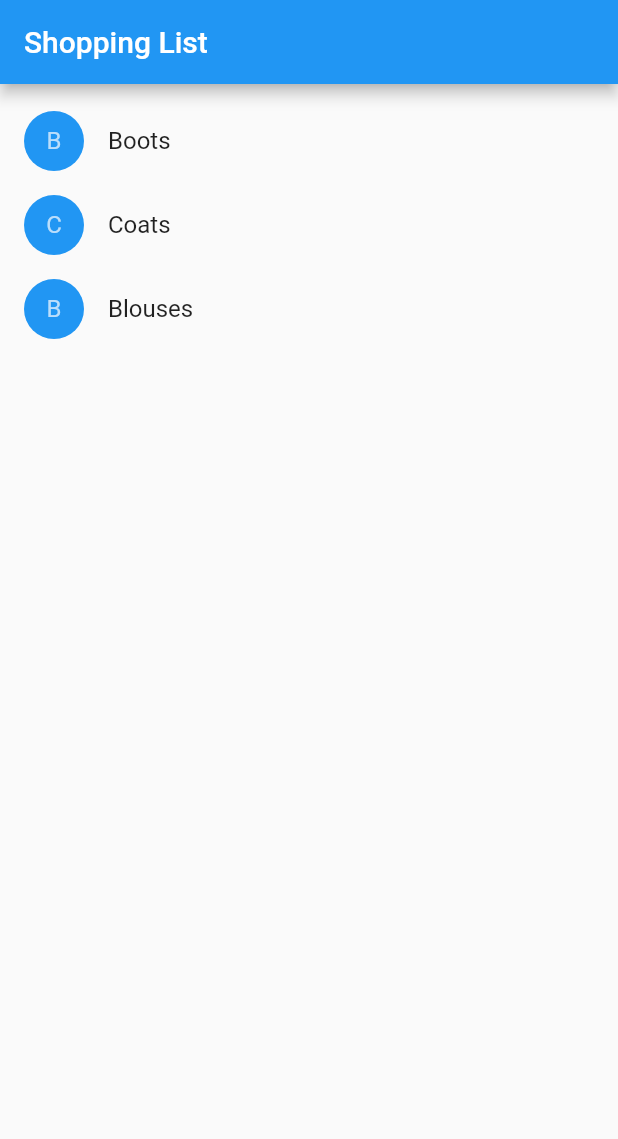
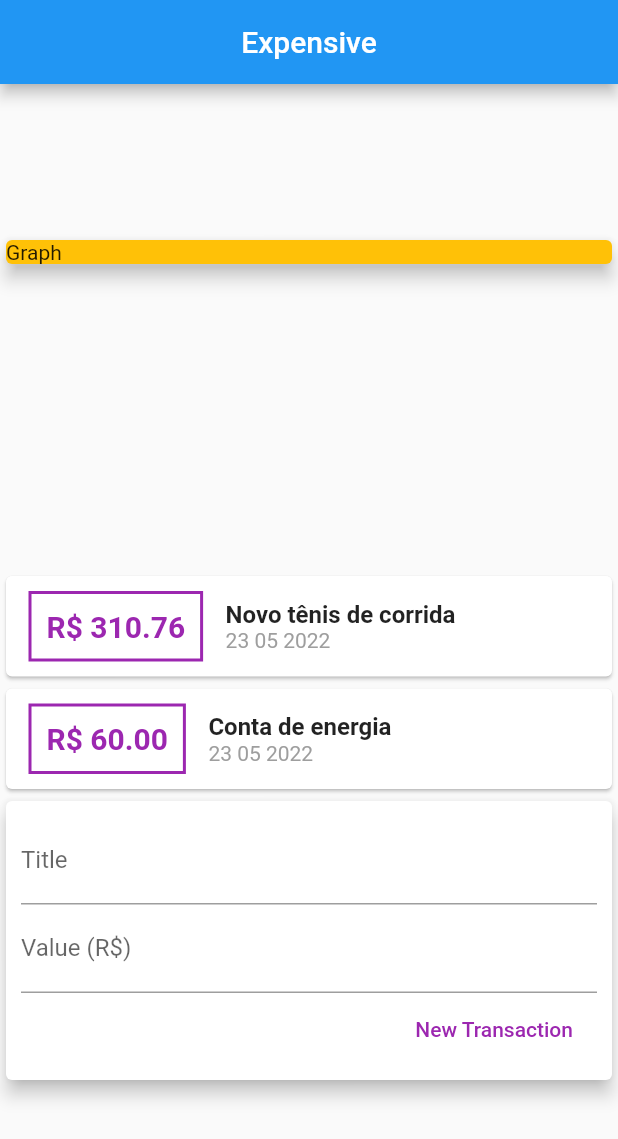
Before and after one commit to ga-brielcastro/flutter_study, a Flutter app: the screen it shows after launch, on a phone screen of 412 x 824 dp. Shown: the top 1139 px of the screen. Run offline on Flutter 3.47's test engine with Material 2 defaults, Android fonts, the phone set to English and light mode, and no system bars.

Commit message:
start app expensive

```diff
--- a/lib/button.dart
+++ /dev/null
@@ -1,25 +0,0 @@
-import 'package:flutter/material.dart';
-
-class MyButton extends StatelessWidget {
-  late VoidCallback method;
-
-  MyButton({
-    Key? key,
-    required method,
-  }) : super(key: key);
-
-  @override
-  Widget build(BuildContext context) {
-    return GestureDetector(
-      onTap: () => method,
-      child: Container(
-        padding: const EdgeInsets.all(10),
-        decoration: BoxDecoration(
-          color: Colors.blue[300],
-          borderRadius: BorderRadius.circular(8),
-        ),
-        child: const Text('OK'),
-      ),
-    );
-  }
-}
--- /dev/null
+++ b/lib/components/transaction_form.dart
@@ -0,0 +1,55 @@
+import 'package:flutter/material.dart';
+
+class TransactionForm extends StatelessWidget {
+  TransactionForm({Key? key, required this.onSubmit}) : super(key: key);
+
+  final titleController = TextEditingController();
+  final valueController = TextEditingController();
+
+  final void Function(String, double) onSubmit;
+
+  @override
+  Widget build(BuildContext context) {
+    return Card(
+      elevation: 5,
+      child: Padding(
+        padding: const EdgeInsets.all(10),
+        child: Column(
+          children: [
+            TextField(
+              controller: titleController,
+              decoration: const InputDecoration(
+                labelText: 'Title',
+              ),
+            ),
+            TextField(
+              controller: valueController,
+              decoration: const InputDecoration(
+                labelText: 'Value (R\$)',
+              ),
+            ),
+            Align(
+              alignment: Alignment.centerRight,
+              child: ElevatedButton(
+                onPressed: () {
+                  final title = titleController.text;
+                  final value = double.tryParse(valueController.text) ?? 0.0;
+
+                  onSubmit(title, value);
+                },
+                style: ElevatedButton.styleFrom(
+                  primary: Colors.white,
+                  elevation: 0,
+                ),
+                child: const Text(
+                  'New Transaction',
+                  style: TextStyle(color: Colors.purple),
+                ),
+              ),
+            )
+          ],
+        ),
+      ),
+    );
+  }
+}
--- /dev/null
+++ b/lib/components/transaction_list.dart
@@ -0,0 +1,62 @@
+import 'package:flutter/material.dart';
+import 'package:study/models/transaction.dart';
+import 'package:intl/intl.dart';
+
+class TransactionList extends StatelessWidget {
+  TransactionList({Key? key, required this.transaction}) : super(key: key);
+
+  late List<Transaction> transaction;
+
+  @override
+  Widget build(BuildContext context) {
+    return Column(
+      children: [
+        ...transaction.map((transaction) {
+          return Card(
+            child: Row(children: [
+              Container(
+                margin: const EdgeInsets.symmetric(
+                  horizontal: 15,
+                  vertical: 10,
+                ),
+                decoration: BoxDecoration(
+                  border: Border.all(
+                    color: Colors.purple,
+                    width: 2,
+                  ),
+                ),
+                padding: const EdgeInsets.all(10),
+                child: Text(
+                  'R\$ ${transaction.value.toStringAsFixed(2)}',
+                  style: const TextStyle(
+                    fontWeight: FontWeight.bold,
+                    fontSize: 20,
+                    color: Colors.purple,
+                  ),
+                ),
+              ),
+              Column(
+                crossAxisAlignment: CrossAxisAlignment.start,
+                children: [
+                  Text(
+                    transaction.title,
+                    style: const TextStyle(
+                      fontSize: 16,
+                      fontWeight: FontWeight.bold,
+                    ),
+                  ),
+                  Text(
+                    DateFormat('d MM y').format(transaction.date),
+                    style: const TextStyle(
+                      color: Colors.grey,
+                    ),
+                  ),
+                ],
+              )
+            ]),
+          );
+        }).toList(),
+      ],
+    );
+  }
+}
--- /dev/null
+++ b/lib/components/transaction_user.dart
@@ -0,0 +1,54 @@
+import 'dart:math';
+
+import 'package:flutter/material.dart';
+import 'package:study/components/transaction_form.dart';
+import 'package:study/components/transaction_list.dart';
+
+import '../models/transaction.dart';
+
+class TransactionUser extends StatefulWidget {
+  const TransactionUser({Key? key}) : super(key: key);
+
+  @override
+  State<TransactionUser> createState() => _TransactionUserState();
+}
+
+class _TransactionUserState extends State<TransactionUser> {
+  final _transactions = [
+    Transaction(
+      id: '1',
+      title: 'Novo tênis de corrida',
+      value: 310.76,
+      date: DateTime.now(),
+    ),
+    Transaction(
+      id: '2',
+      title: 'Conta de energia',
+      value: 60.00,
+      date: DateTime.now(),
+    ),
+  ];
+
+  _addTransaction(String title, double value) {
+    final newTransaction = Transaction(
+      id: Random().nextDouble().toString(),
+      title: title,
+      value: value,
+      date: DateTime.now(),
+    );
+
+    setState(() {
+      _transactions.add(newTransaction);
+    });
+  }
+
+  @override
+  Widget build(BuildContext context) {
+    return Column(
+      children: [
+        TransactionList(transaction: _transactions),
+        TransactionForm(onSubmit: _addTransaction),
+      ],
+    );
+  }
+}
--- a/lib/main.dart
+++ b/lib/main.dart
@@ -1,110 +1,48 @@
 import 'package:flutter/material.dart';
-import 'package:study/button.dart';
+import 'package:study/components/transaction_user.dart';
 
-class Product {
-  const Product({
-    required this.name,
-  });
-
-  final String name;
+void main() {
+  runApp(
+    const MaterialApp(
+      home: ExpensiveApp(),
+    ),
+  );
 }
 
-typedef CartChangedCallback = Function(Product product, bool inCart);
-
-class ShoppingListItem extends StatelessWidget {
-  const ShoppingListItem({
-    Key? key,
-    required this.product,
-    required this.inCart,
-    required this.onCartChanged,
-  }) : super(key: key);
-
-  final Product product;
-  final bool inCart;
-  final CartChangedCallback onCartChanged;
-
-  Color _getColor(BuildContext context) {
-    return inCart ? Colors.black54 : Theme.of(context).primaryColor;
-  }
-
-  TextStyle? _getTextStyle(BuildContext context) {
-    if (!inCart) return null;
-    return const TextStyle(
-      color: Colors.black54,
-      decoration: TextDecoration.lineThrough,
-    );
-  }
-
-  @override
-  Widget build(BuildContext context) {
-    return ListTile(
-      onTap: () => onCartChanged(product, inCart),
-      leading: CircleAvatar(
-        backgroundColor: _getColor(context),
-        child: Text(product.name[0]),
-      ),
-      title: Text(
-        product.name,
-        style: _getTextStyle(context),
-      ),
-    );
-  }
-}
-
-class ShoppingList extends StatefulWidget {
-  const ShoppingList({
-    Key? key,
-    required this.products,
-  }) : super(key: key);
-
-  final List<Product> products;
-
-  @override
-  State<ShoppingList> createState() => _ShoppingListState();
-}
-
-class _ShoppingListState extends State<ShoppingList> {
-  final _shoppingCart = <Product>{};
-
-  void _handleCartChanged(Product product, bool inCart) {
-    setState(() {
-      if (!inCart) {
-        _shoppingCart.add(product);
-      } else {
-        _shoppingCart.remove(product);
-      }
-    });
-  }
+class ExpensiveApp extends StatelessWidget {
+  const ExpensiveApp({Key? key}) : super(key: key);
 
   @override
   Widget build(BuildContext context) {
     return Scaffold(
       appBar: AppBar(
-        title: const Text('Shopping List'),
+        title: const Text('Expensive'),
+        centerTitle: true,
       ),
-      body: ListView(
-        padding: const EdgeInsets.symmetric(vertical: 10),
-        children: widget.products.map((product) {
-          return ShoppingListItem(
-            product: product,
-            inCart: _shoppingCart.contains(product),
-            onCartChanged: _handleCartChanged,
-          );
-        }).toList(),
-      ),
+      body: HomePage(),
     );
   }
 }
 
-void main() {
-  runApp(const MaterialApp(
-    title: 'Shopping List',
-    home: ShoppingList(
-      products: [
-        Product(name: 'Boots'),
-        Product(name: 'Coats'),
-        Product(name: 'Blouses'),
+class HomePage extends StatelessWidget {
+  HomePage({Key? key}) : super(key: key);
+
+  @override
+  Widget build(BuildContext context) {
+    return Column(
+      mainAxisAlignment: MainAxisAlignment.spaceAround,
+      crossAxisAlignment: CrossAxisAlignment.stretch,
+      children: const [
+        SizedBox(
+          width: double.infinity,
+          child: Card(
+            elevation: 5,
+            color: Colors.amber,
+            child: Text('Graph'),
+          ),
+        ),
+        TransactionUser(),
       ],
-    ),
-  ));
+    );
+  }
 }
--- /dev/null
+++ b/lib/models/transaction.dart
@@ -0,0 +1,13 @@
+class Transaction {
+  Transaction({
+    required this.id,
+    required this.title,
+    required this.value,
+    required this.date,
+  });
+
+  final String id;
+  final String title;
+  final double value;
+  final DateTime date;
+}
--- a/pubspec.yaml
+++ b/pubspec.yaml
@@ -34,6 +34,7 @@ dependencies:
   # The following adds the Cupertino Icons font to your application.
   # Use with the CupertinoIcons class for iOS style icons.
   cupertino_icons: ^1.0.2
+  intl: ^0.17.0
 
 dev_dependencies:
   flutter_test:
```
Also changed, not shown: pubspec.lock.
